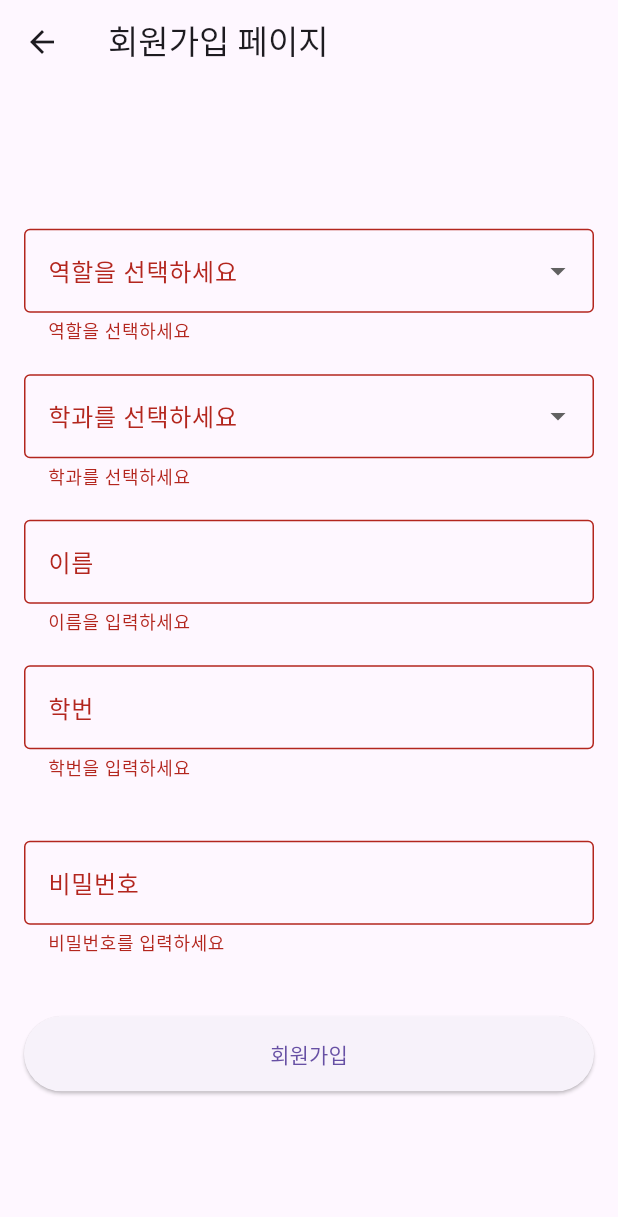
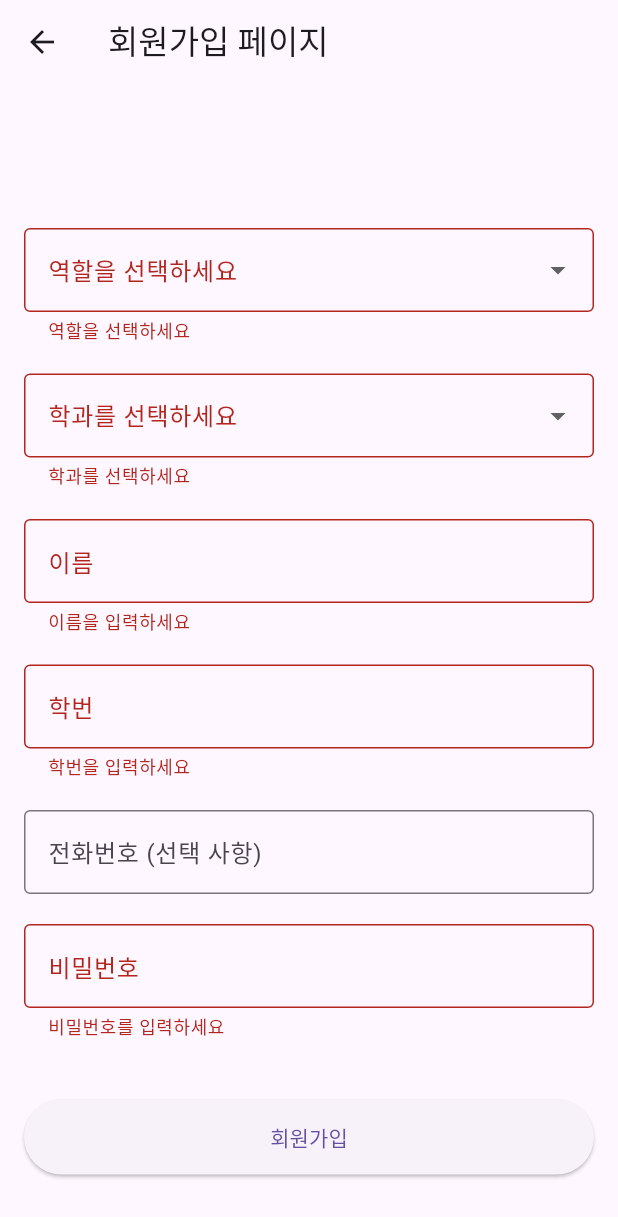
Before and after one commit to psh010208/attendance_check, a Flutter app: the SignUpPage screen opened by its route, after a tap on "회원가입", on a phone screen of 412 x 824 dp. Shown: the top 1217 px of the screen. Run offline on Flutter 3.47's test engine with Material 3 defaults, Android fonts, the phone set to English and light mode, and no system bars; our stand-ins replace cloud_firestore, firebase_core; accounts and stored records are empty.

```diff
--- a/lib/feature/screen/SignUpPage.dart
+++ b/lib/feature/screen/SignUpPage.dart
@@ -1,7 +1,4 @@
 import 'package:flutter/material.dart';
-import 'package:cloud_firestore/cloud_firestore.dart';
-import 'package:attendance_check/database/model/studentModel.dart';
-import 'package:attendance_check/database/model/managerModel.dart';
 
 class SignUpPage extends StatefulWidget {
   @override
@@ -10,54 +7,6 @@ class SignUpPage extends StatefulWidget {
 
 class _SignUpPageState extends State<SignUpPage> {
   final _formKey = GlobalKey<FormState>();
-  String? _selectedRole; // 역할 선택 변수
-  String? _selectedDepartment; // 학과 선택 변수
-  String? _name;
-  String? _studentId;
-  String? _password;
-  String? _tel;
-  DateTime? _birthDate;
-
-  final FirebaseFirestore _firestore = FirebaseFirestore.instance;
-
-  // 회원가입 버튼을 눌렀을 때 호출되는 함수
-  Future<void> _submitForm() async {
-    if (_formKey.currentState!.validate()) {
-      _formKey.currentState!.save();
-
-      if (_selectedRole == '학부생') {
-        // 학부생일 경우
-        final student = StudentModel(
-          studentId: _studentId!,
-          department: _selectedDepartment!,
-          name: _name!,
-          tel: _tel!,
-          password: _password!,
-        );
-
-        // Firestore에 학부생 데이터 저장
-        await _firestore.collection('student').add(student.toMap());
-        print('학부생 데이터 저장 완료!');
-      } else if (_selectedRole == '관리자') {
-        // 관리자일 경우
-        final manager = ManagerModel(
-          managerId: _studentId!, // 학번 대신 관리자 ID 사용
-          department: _selectedDepartment!,
-          name: _name!,
-          password: _password!,
-        );
-
-        // Firestore에 관리자 데이터 저장
-        await _firestore.collection('manager').add(manager.toMap());
-        print('관리자 데이터 저장 완료!');
-      }
-
-      // 데이터 저장 완료 후 메시지 혹은 다음 페이지 이동
-      ScaffoldMessenger.of(context).showSnackBar(
-        SnackBar(content: Text('회원가입이 완료되었습니다!')),
-      );
-    }
-  }
 
   @override
   Widget build(BuildContext context) {
@@ -65,12 +14,16 @@ class _SignUpPageState extends State<SignUpPage> {
       appBar: AppBar(
         title: Text('회원가입 페이지'),
       ),
-      body: Padding(
+      body: SingleChildScrollView(  // 스크롤 가능하게 설정
+        child: Padding(
           padding: const EdgeInsets.all(16.0),
-        child: Form(
+          child: Column(
+            children: [
+              const SizedBox(height: 80),  // 상단 여백 추가
+              Form(
                 key: _formKey,
                 child: Column(
-            mainAxisAlignment: MainAxisAlignment.center,
+                  crossAxisAlignment: CrossAxisAlignment.start,
                   children: [
                     // 역할 선택 필드
                     DropdownButtonFormField<String>(
@@ -85,9 +38,7 @@ class _SignUpPageState extends State<SignUpPage> {
                       ))
                           .toList(),
                       onChanged: (value) {
-                  setState(() {
-                    _selectedRole = value;
-                  });
+                        // 역할 선택 로직
                       },
                       validator: (value) =>
                       value == null ? '역할을 선택하세요' : null,
@@ -100,16 +51,19 @@ class _SignUpPageState extends State<SignUpPage> {
                         labelText: '학과를 선택하세요',
                         border: OutlineInputBorder(),
                       ),
-                items: ['의료IT공학과', '컴퓨터소프트웨어공학과', '정보보호학과', 'AI빅데이터학과', '사물인터넷학과', '메타버스&게임학과']
-                    .map((value) => DropdownMenuItem(
+                      items: [
+                        '의료IT공학과',
+                        '컴퓨터소프트웨어공학과',
+                        '정보보호학과',
+                        'AI빅데이터학과',
+                        '사물인터넷학과',
+                        '메타버스&게임학과'
+                      ].map((value) => DropdownMenuItem(
                         child: Text(value),
                         value: value,
-                ))
-                    .toList(),
+                      )).toList(),
                       onChanged: (value) {
-                  setState(() {
-                    _selectedDepartment = value;
-                  });
+                        // 학과 선택 로직
                       },
                       validator: (value) =>
                       value == null ? '학과를 선택하세요' : null,
@@ -122,35 +76,31 @@ class _SignUpPageState extends State<SignUpPage> {
                         labelText: '이름',
                         border: OutlineInputBorder(),
                       ),
-                onSaved: (value) => _name = value,
-                keyboardType: TextInputType.name, // 이 부분 추가
-                validator: (value) =>
-                value == null || value.isEmpty ? '이름을 입력하세요' : null,
+                      validator: (value) => value == null || value.isEmpty
+                          ? '이름을 입력하세요'
+                          : null,
                     ),
                     const SizedBox(height: 20),
 
-              // 학번 또는 관리자 ID 입력 필드
+                    // 학번 입력 필드
                     TextFormField(
                       decoration: InputDecoration(
-                  labelText: _selectedRole == '관리자' ? '관리자 ID' : '학번',
+                        labelText: '학번',
                         border: OutlineInputBorder(),
                       ),
-                onSaved: (value) => _studentId = value,
-                validator: (value) =>
-                value == null || value.isEmpty ? '학번을 입력하세요' : null,
+                      validator: (value) => value == null || value.isEmpty
+                          ? '학번을 입력하세요'
+                          : null,
                     ),
                     const SizedBox(height: 20),
 
-              // 전화번호 입력 필드 (학부생만)
-              if (_selectedRole == '학부생')
+                    // 전화번호 입력 필드 (선택 사항)
                     TextFormField(
                       decoration: InputDecoration(
-                    labelText: '전화번호',
+                        labelText: '전화번호 (선택 사항)',
                         border: OutlineInputBorder(),
                       ),
-                  onSaved: (value) => _tel = value,
-                  validator: (value) =>
-                  value == null || value.isEmpty ? '전화번호를 입력하세요' : null,
+                      // validator를 null로 설정하여 선택적으로 입력 가능하게 함
                     ),
                     const SizedBox(height: 20),
 
@@ -160,21 +110,29 @@ class _SignUpPageState extends State<SignUpPage> {
                         labelText: '비밀번호',
                         border: OutlineInputBorder(),
                       ),
-                obscureText: true,
-                onSaved: (value) => _password = value,
-                validator: (value) =>
-                value == null || value.isEmpty ? '비밀번호를 입력하세요' : null,
+                      obscureText: true, // 비밀번호 가리기
+                      validator: (value) => value == null || value.isEmpty
+                          ? '비밀번호를 입력하세요'
+                          : null,
                     ),
                     const SizedBox(height: 40),
 
                     // 회원가입 버튼
                     ElevatedButton(
-                onPressed: _submitForm,
+                      onPressed: () {
+                        if (_formKey.currentState!.validate()) {
+                          // 회원가입 처리 로직
+                        }
+                      },
                       child: Text('회원가입'),
                       style: ElevatedButton.styleFrom(
-                  minimumSize: Size(double.infinity, 50), // 버튼 가로 크기
+                        minimumSize: Size(double.infinity, 50), // 버튼 크기
                       ),
                     ),
+                  ],
+                ),
+              ),
+              const SizedBox(height: 30),  // 하단 여백 추가
             ],
           ),
         ),
```
Lines whose indentation alone changed are shown as unchanged.
